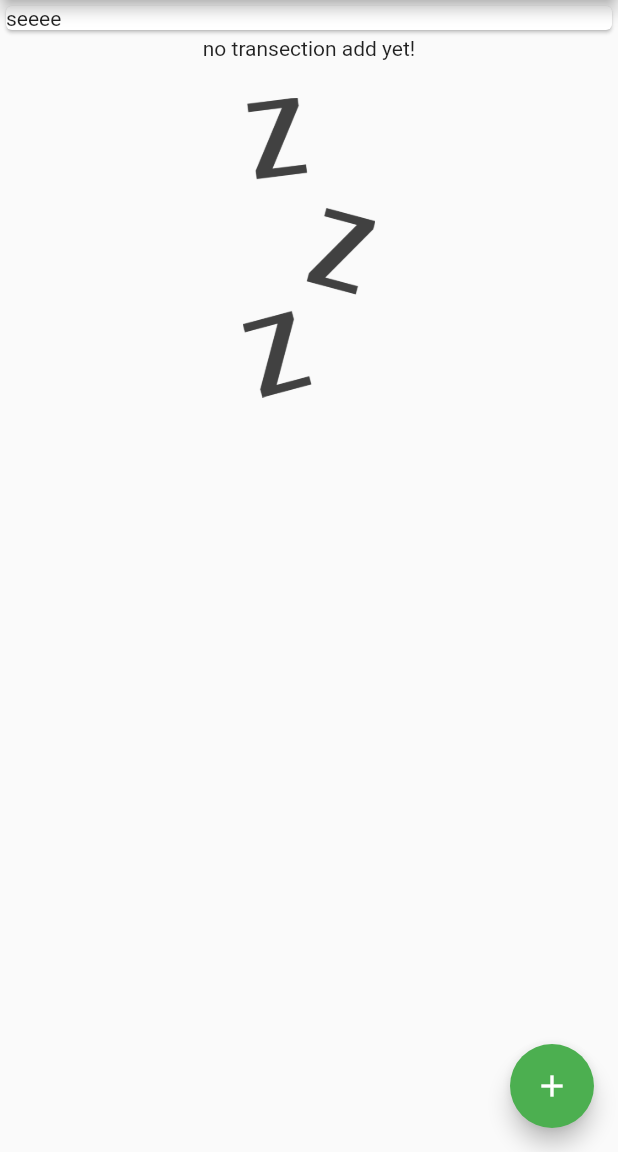
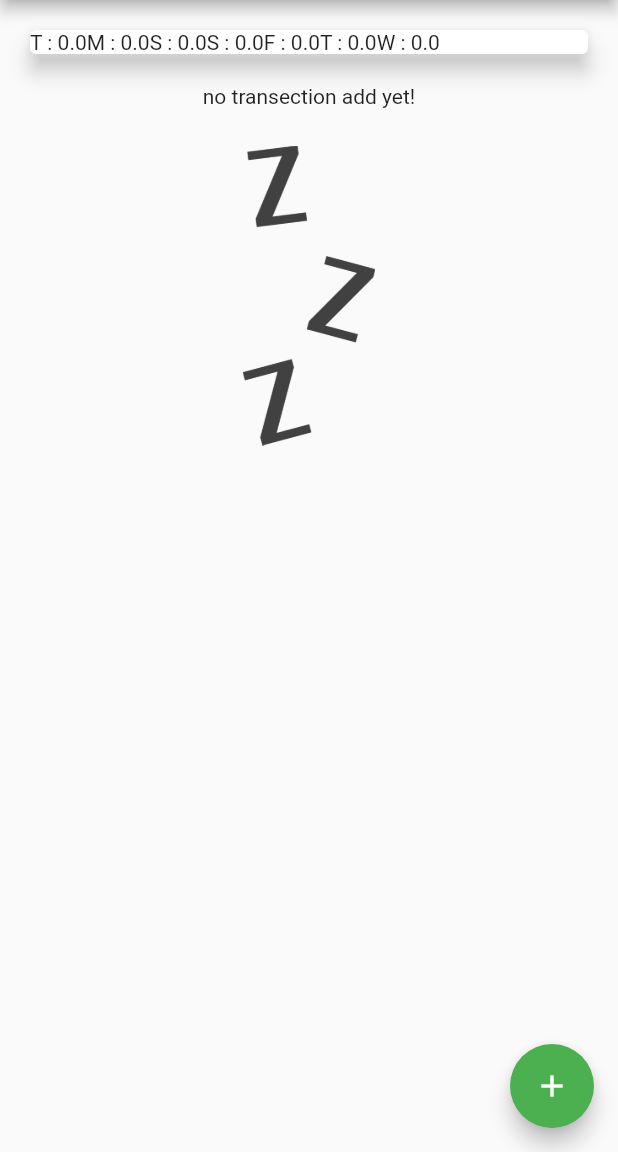
Before and after one commit to akshayyadav76/personal_expenses_app, a Flutter app: the screen it shows after launch, on a phone screen of 412 x 824 dp, the part 84-1236 px from its top. Run offline on Flutter 3.47's test engine with Material 2 defaults, Android fonts, the phone set to English and light mode, and no system bars.

Commit message:
add bars for charts

```diff
--- a/lib/main.dart
+++ b/lib/main.dart
@@ -3,6 +3,7 @@ import 'package:flutter/material.dart';
 import 'widget/transection_list.dart';
 import './model/transections.dart';
 import './widget/new_transections.dart';
+import './widget/chart.dart';
 
 void main() => runApp(MyApp());
 
@@ -60,6 +61,11 @@ class _MyHomePageState extends State<MyHomePage> {
     } );
   }
 
+  List<Transections>  get _sevenPreviousTransactions{
+    return _userTransection.where((tx){
+      return tx.date.isAfter(DateTime.now().subtract(Duration(days: 7)));
+    }).toList();
+    }
 
   @override
   Widget build(BuildContext context) {
@@ -75,11 +81,7 @@ class _MyHomePageState extends State<MyHomePage> {
             child: Column(
           crossAxisAlignment: CrossAxisAlignment.stretch,
           children: <Widget>[
-            Container(
-                width: double.infinity,
-                child: Card(
-                  child: Text("seeee"),
-                )),
+            Chart(_sevenPreviousTransactions),
              TransectionList(_userTransection),
           ],
         )));
--- a/lib/widget/chart.dart
+++ b/lib/widget/chart.dart
@@ -0,0 +1,40 @@
+import 'package:flutter/material.dart';
+import 'package:intl/intl.dart';
+
+import '../model/transections.dart';
+
+class Chart extends StatelessWidget {
+
+  final List<Transections>recentTransections;
+  Chart(this.recentTransections);
+
+   List<Map<String, Object>> get groupedTransectionValue{
+     return List.generate(7, (index){
+       final weekDays=DateTime.now().subtract(Duration(days: index));
+       double amount=0.0;
+       for(int i=0; i < recentTransections.length;i++){
+         if(recentTransections[i].date.day == weekDays.day &&
+         recentTransections[i].date.month == weekDays.month &&
+         recentTransections[i].date.year == weekDays.year
+         ){
+            amount += recentTransections[i].money;
+         }
+       }
+
+       return {
+         "day": DateFormat.E().format(weekDays).substring(0,1),
+         "amount": amount,
+       };
+     });
+   }
+  @override
+  Widget build(BuildContext context) {
+
+    return Card(elevation: 6,margin: EdgeInsets.all(20),
+    child: Row(
+      children: groupedTransectionValue.map((data){
+        return Text("${data["day"]} : ${data['amount']}");
+      }).toList(),
+    ),);
+  }
+}
```
Also changed, not shown: lib/widget/chart_bars.dart (added).
